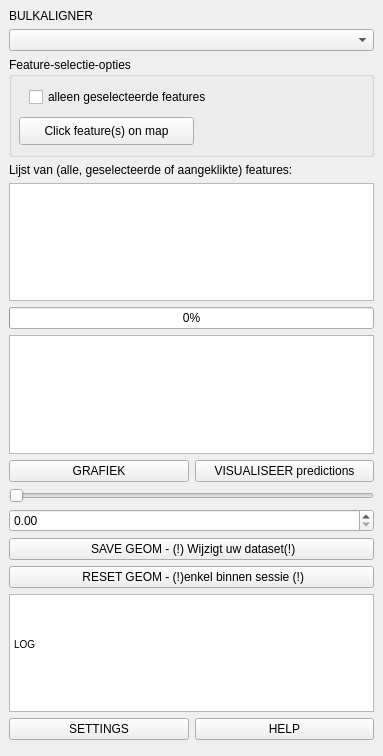
This is plugin/brdrq/brdrq_dockwidget_bulkaligner.ui in OnroerendErfgoed/brdrQ as Qt 5 draws it before an edit. The edited form follows.
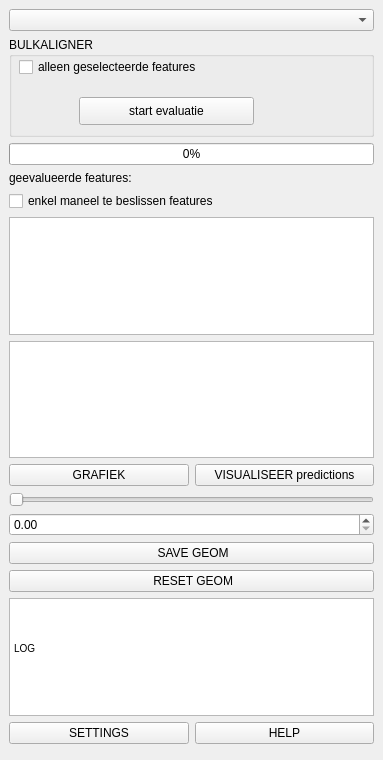
This is the edited form. Custom widgets are drawn as their Qt base class.

Patch:
```diff
--- a/plugin/brdrq/brdrq_dockwidget_bulkaligner.ui
+++ b/plugin/brdrq/brdrq_dockwidget_bulkaligner.ui
@@ -7,7 +7,7 @@
     <x>0</x>
     <y>0</y>
     <width>383</width>
-    <height>756</height>
+    <height>760</height>
    </rect>
   </property>
   <property name="windowOpacity">
@@ -19,19 +19,62 @@
   <widget class="QWidget" name="dockWidgetContents">
    <layout class="QGridLayout" name="gridLayout">
     <item row="23" column="0">
+     <widget class="QTextEdit" name="textEdit_output">
+      <property name="html">
+       <string>&lt;!DOCTYPE HTML PUBLIC &quot;-//W3C//DTD HTML 4.0//EN&quot; &quot;http://www.w3.org/TR/REC-html40/strict.dtd&quot;&gt;
+&lt;html&gt;&lt;head&gt;&lt;meta name=&quot;qrichtext&quot; content=&quot;1&quot; /&gt;&lt;style type=&quot;text/css&quot;&gt;
+p, li { white-space: pre-wrap; }
+&lt;/style&gt;&lt;/head&gt;&lt;body style=&quot; font-family:'MS Shell Dlg 2'; font-size:7.8pt; font-weight:400; font-style:normal;&quot;&gt;
+&lt;p style=&quot; margin-top:0px; margin-bottom:0px; margin-left:0px; margin-right:0px; -qt-block-indent:0; text-indent:0px;&quot;&gt;                                &lt;/p&gt;
+&lt;p style=&quot; margin-top:0px; margin-bottom:0px; margin-left:0px; margin-right:0px; -qt-block-indent:0; text-indent:0px;&quot;&gt;                                 &lt;/p&gt;
+&lt;p style=&quot; margin-top:0px; margin-bottom:0px; margin-left:0px; margin-right:0px; -qt-block-indent:0; text-indent:0px;&quot;&gt;                                 &lt;/p&gt;
+&lt;p style=&quot; margin-top:0px; margin-bottom:0px; margin-left:0px; margin-right:0px; -qt-block-indent:0; text-indent:0px;&quot;&gt;LOG                             &lt;/p&gt;&lt;/body&gt;&lt;/html&gt;</string>
+      </property>
+     </widget>
+    </item>
+    <item row="15" column="0">
+     <layout class="QHBoxLayout" name="horizontalLayout">
+      <item>
+       <widget class="QPushButton" name="pushButton_grafiek">
+        <property name="text">
+         <string>GRAFIEK</string>
+        </property>
+       </widget>
+      </item>
+      <item>
+       <widget class="QPushButton" name="pushButton_visualisatie">
+        <property name="text">
+         <string>VISUALISEER predictions</string>
+        </property>
+       </widget>
+      </item>
+     </layout>
+    </item>
+    <item row="22" column="0">
      <widget class="QPushButton" name="pushButton_reset">
       <property name="text">
-       <string> RESET GEOM - (!)enkel binnen sessie (!)</string>
+       <string> RESET GEOM</string>
       </property>
      </widget>
     </item>
-    <item row="8" column="0">
+    <item row="7" column="0">
      <widget class="QListWidget" name="listWidget_features"/>
     </item>
-    <item row="18" column="0">
-     <widget class="QDoubleSpinBox" name="doubleSpinBox"/>
+    <item row="1" column="0">
+     <widget class="QgsMapLayerComboBox" name="mMapLayerComboBox"/>
     </item>
-    <item row="17" column="0">
+    <item row="21" column="0">
+     <layout class="QHBoxLayout" name="horizontalLayout_2">
+      <item>
+       <widget class="QPushButton" name="pushButton_save">
+        <property name="text">
+         <string> SAVE GEOM</string>
+        </property>
+       </widget>
+      </item>
+     </layout>
+    </item>
+    <item row="16" column="0">
      <widget class="QSlider" name="horizontalSlider">
       <property name="singleStep">
        <number>10</number>
@@ -41,25 +84,28 @@
       </property>
      </widget>
     </item>
-    <item row="16" column="0">
-     <layout class="QHBoxLayout" name="horizontalLayout">
+    <item row="30" column="0" rowspan="3">
+     <layout class="QHBoxLayout" name="horizontalLayout_3" stretch="0,0">
+      <property name="bottomMargin">
+       <number>7</number>
+      </property>
       <item>
-       <widget class="QPushButton" name="pushButton_grafiek">
+       <widget class="QPushButton" name="pushButton_settings">
         <property name="text">
-         <string>GRAFIEK</string>
+         <string>SETTINGS</string>
         </property>
        </widget>
       </item>
       <item>
-       <widget class="QPushButton" name="pushButton_visualisatie">
+       <widget class="QPushButton" name="pushButton_help">
         <property name="text">
-         <string>VISUALISEER predictions</string>
+         <string>HELP</string>
         </property>
        </widget>
       </item>
      </layout>
     </item>
-    <item row="3" column="0">
+    <item row="2" column="0">
      <widget class="QGroupBox" name="groupBox">
       <property name="minimumSize">
        <size>
@@ -68,16 +114,29 @@
        </size>
       </property>
       <property name="title">
-       <string>Feature-selectie-opties</string>
+       <string>BULKALIGNER</string>
       </property>
-      <widget class="QCheckBox" name="checkBox_only_selected">
+      <widget class="QPushButton" name="pushButton_evaluate">
+       <property name="geometry">
+        <rect>
+         <x>70</x>
+         <y>60</y>
+         <width>175</width>
+         <height>28</height>
+        </rect>
+       </property>
+       <property name="text">
+        <string>start evaluatie</string>
+       </property>
+      </widget>
+      <widget class="QCheckBox" name="checkBox_only_manual_2">
        <property name="enabled">
         <bool>true</bool>
        </property>
        <property name="geometry">
         <rect>
-         <x>20</x>
-         <y>30</y>
+         <x>10</x>
+         <y>20</y>
          <width>361</width>
          <height>20</height>
         </rect>
@@ -86,98 +145,42 @@
         <string>alleen geselecteerde features</string>
        </property>
       </widget>
-      <widget class="QPushButton" name="pushButton_select">
-       <property name="geometry">
-        <rect>
-         <x>10</x>
-         <y>60</y>
-         <width>175</width>
-         <height>28</height>
-        </rect>
-       </property>
-       <property name="text">
-        <string>Click feature(s) on map</string>
-       </property>
-      </widget>
      </widget>
     </item>
-    <item row="31" column="0" rowspan="3">
-     <layout class="QHBoxLayout" name="horizontalLayout_3" stretch="0,0">
-      <property name="bottomMargin">
-       <number>7</number>
-      </property>
-      <item>
-       <widget class="QPushButton" name="pushButton_settings">
-        <property name="text">
-         <string>SETTINGS</string>
-        </property>
-       </widget>
-      </item>
-      <item>
-       <widget class="QPushButton" name="pushButton_help">
-        <property name="text">
-         <string>HELP</string>
-        </property>
-       </widget>
-      </item>
-     </layout>
-    </item>
-    <item row="24" column="0">
-     <widget class="QTextEdit" name="textEdit_output">
-      <property name="html">
-       <string>&lt;!DOCTYPE HTML PUBLIC &quot;-//W3C//DTD HTML 4.0//EN&quot; &quot;http://www.w3.org/TR/REC-html40/strict.dtd&quot;&gt;
-&lt;html&gt;&lt;head&gt;&lt;meta name=&quot;qrichtext&quot; content=&quot;1&quot; /&gt;&lt;style type=&quot;text/css&quot;&gt;
-p, li { white-space: pre-wrap; }
-&lt;/style&gt;&lt;/head&gt;&lt;body style=&quot; font-family:'MS Shell Dlg 2'; font-size:7.8pt; font-weight:400; font-style:normal;&quot;&gt;
-&lt;p style=&quot; margin-top:0px; margin-bottom:0px; margin-left:0px; margin-right:0px; -qt-block-indent:0; text-indent:0px;&quot;&gt;                                &lt;/p&gt;
-&lt;p style=&quot; margin-top:0px; margin-bottom:0px; margin-left:0px; margin-right:0px; -qt-block-indent:0; text-indent:0px;&quot;&gt;                                 &lt;/p&gt;
-&lt;p style=&quot; margin-top:0px; margin-bottom:0px; margin-left:0px; margin-right:0px; -qt-block-indent:0; text-indent:0px;&quot;&gt;                                 &lt;/p&gt;
-&lt;p style=&quot; margin-top:0px; margin-bottom:0px; margin-left:0px; margin-right:0px; -qt-block-indent:0; text-indent:0px;&quot;&gt;LOG                             &lt;/p&gt;&lt;/body&gt;&lt;/html&gt;</string>
-      </property>
-     </widget>
-    </item>
-    <item row="7" column="0">
+    <item row="5" column="0">
      <widget class="QLabel" name="label">
       <property name="text">
-       <string>Lijst van (alle, geselecteerde of aangeklikte) features:</string>
+       <string>geevalueerde features:</string>
       </property>
      </widget>
     </item>
-    <item row="15" column="0">
+    <item row="14" column="0">
      <widget class="QListWidget" name="listWidget_predictions">
       <property name="editTriggers">
        <set>QAbstractItemView::CurrentChanged|QAbstractItemView::DoubleClicked|QAbstractItemView::EditKeyPressed|QAbstractItemView::SelectedClicked</set>
       </property>
      </widget>
     </item>
-    <item row="22" column="0">
-     <layout class="QHBoxLayout" name="horizontalLayout_2">
-      <item>
-       <widget class="QPushButton" name="pushButton_save">
-        <property name="text">
-         <string> SAVE GEOM - (!) Wijzigt uw dataset(!)</string>
-        </property>
-       </widget>
-      </item>
-     </layout>
+    <item row="17" column="0">
+     <widget class="QDoubleSpinBox" name="doubleSpinBox"/>
     </item>
-    <item row="2" column="0">
-     <widget class="QgsMapLayerComboBox" name="mMapLayerComboBox"/>
+    <item row="6" column="0">
+     <widget class="QCheckBox" name="checkBox_only_manual">
+      <property name="enabled">
+       <bool>true</bool>
+      </property>
+      <property name="text">
+       <string>enkel maneel te beslissen features</string>
+      </property>
+     </widget>
     </item>
-    <item row="9" column="0">
+    <item row="3" column="0">
      <widget class="QProgressBar" name="progressBar">
       <property name="value">
        <number>0</number>
       </property>
      </widget>
     </item>
-    <item row="0" column="0">
-     <widget class="QLabel" name="label_2">
-      <property name="text">
-       <string>BULKALIGNER</string>
-      </property>
-     </widget>
-    </item>
    </layout>
   </widget>
  </widget>
```
